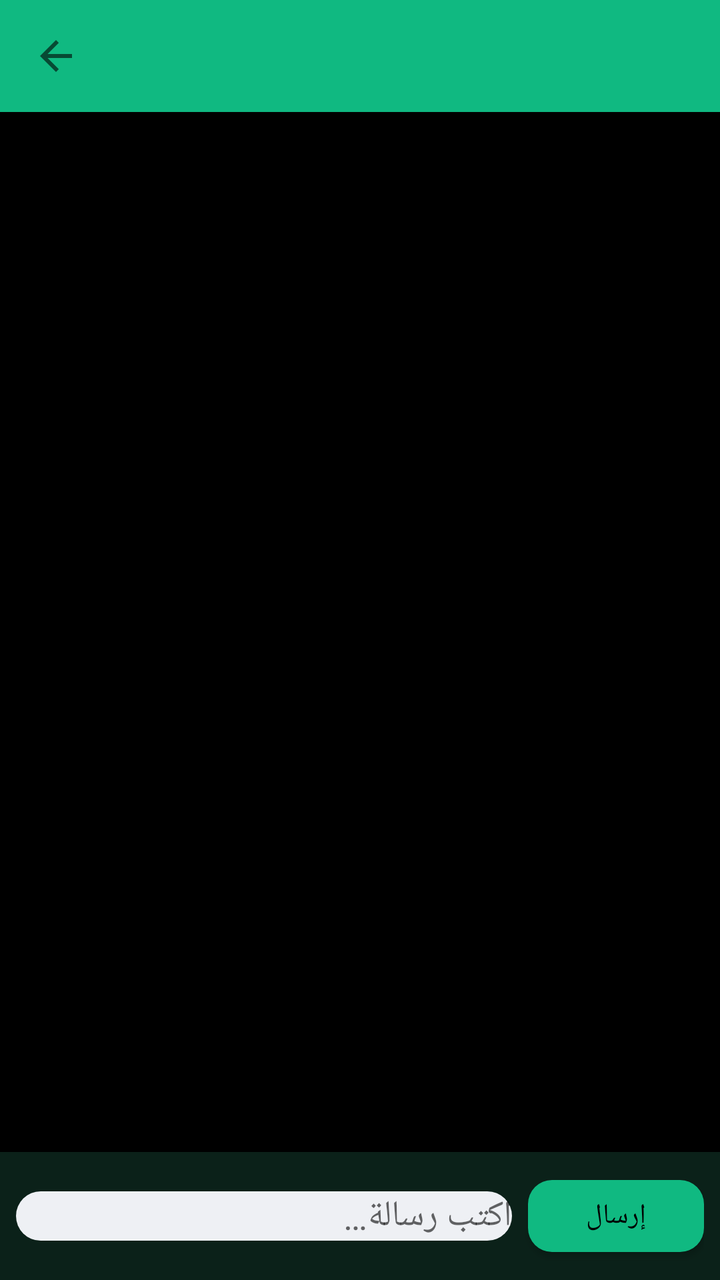
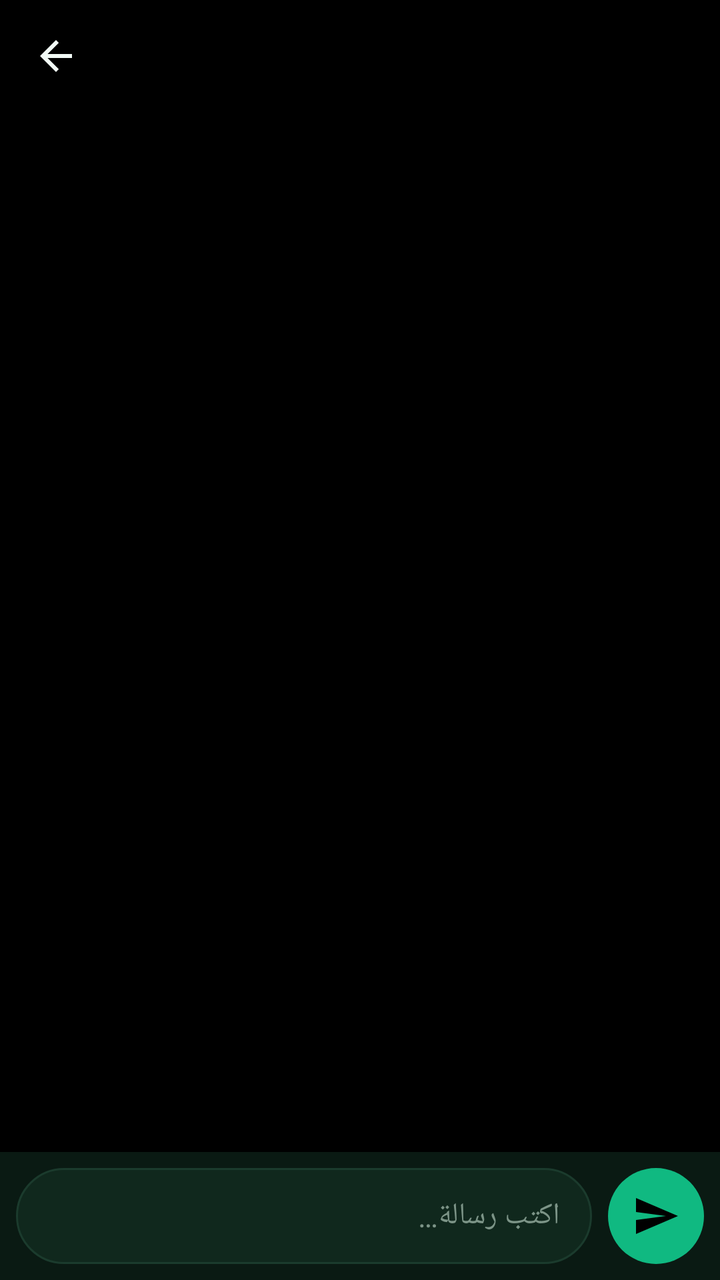

Two renders of the same Android screen: before a commit and after it. Below are the layout's source before the change and the commit's diff.
<!-- AndroidManifest.xml: application theme Theme.Gameora -->
<!-- res/layout/activity_chat.xml -->
<?xml version="1.0" encoding="utf-8"?>
<LinearLayout xmlns:android="http://schemas.android.com/apk/res/android"
    xmlns:app="http://schemas.android.com/apk/res-auto"
    android:layout_width="match_parent"
    android:layout_height="match_parent"
    android:orientation="vertical">

    <com.google.android.material.appbar.MaterialToolbar
        android:id="@+id/toolbar"
        android:layout_width="match_parent"
        android:layout_height="?attr/actionBarSize"
        android:background="@color/brand_primary"
        app:navigationIcon="?attr/homeAsUpIndicator"
        app:titleTextColor="@color/text_inverse" />

    <androidx.recyclerview.widget.RecyclerView
        android:id="@+id/messages_recycler"
        android:layout_width="match_parent"
        android:layout_height="0dp"
        android:layout_weight="1"
        android:clipToPadding="false"
        android:padding="@dimen/spacing_s" />

    <LinearLayout
        android:layout_width="match_parent"
        android:layout_height="wrap_content"
        android:orientation="horizontal"
        android:padding="@dimen/spacing_s"
        android:gravity="center_vertical"
        android:background="@color/bg_surface"
        android:elevation="4dp">

        <EditText
            android:id="@+id/chat_input"
            android:layout_width="0dp"
            android:layout_height="wrap_content"
            android:layout_weight="1"
            android:hint="@string/message_hint"
            android:inputType="text"
            android:maxLines="1"
            android:background="@drawable/bg_bubble_in" />

        <Button
            android:id="@+id/chat_send"
            style="@style/Widget.Gameora.Button"
            android:layout_width="wrap_content"
            android:layout_height="wrap_content"
            android:layout_marginStart="@dimen/spacing_s"
            android:text="@string/action_send" />
    </LinearLayout>
</LinearLayout>
<!-- resources referenced by this layout -->
<resources>
  <color name="bg_surface">#0B2119</color>
  <!-- drawable bg_bubble_in (drawable) -->
  <?xml version="1.0" encoding="utf-8"?>
  <shape xmlns:android="http://schemas.android.com/apk/res/android"
      android:shape="rectangle">
      <solid android:color="#FFEEF0F4" />
      <corners android:radius="14dp" />
  </shape>
  <style name="Widget.Gameora.Button" parent="Widget.MaterialComponents.Button">
          <item name="android:textAllCaps">false</item>
          <item name="cornerRadius">12dp</item>
          <item name="android:minHeight">48dp</item>
      </style>
  <style name="Theme.Gameora" parent="Theme.MaterialComponents.DayNight.NoActionBar">
          <item name="colorPrimary">@color/brand_primary</item>
          <item name="colorPrimaryVariant">@color/brand_primary_dark</item>
          <item name="colorOnPrimary">@color/text_inverse</item>
          <item name="colorSecondary">@color/brand_secondary</item>
          <item name="colorOnSecondary">@color/text_inverse</item>
          <item name="colorAccent">@color/brand_accent</item>
          <item name="android:colorBackground">@color/bg_screen</item>
          <item name="android:windowBackground">@color/bg_screen</item>
          <item name="colorSurface">@color/bg_surface</item>
          <item name="colorOnSurface">@color/text_primary</item>
          <item name="colorError">@color/error_color</item>
  
          <item name="materialAlertDialogTheme">@style/Theme.Gameora.Dialog</item>
      </style>
  <color name="brand_primary_dark">#059669</color>
  <color name="brand_accent">#6EE7B7</color>
  <color name="text_primary">#FFFFFF</color>
  <style name="Theme.Gameora.Dialog" parent="ThemeOverlay.MaterialComponents.MaterialAlertDialog">
          <item name="colorPrimary">@color/brand_primary</item>
      </style>
  <!-- unchanged entries left out for length: 8 -->
</resources>

<!-- the commit's change to res/layout/activity_chat.xml (unified diff, before → after) -->
@@ -9,43 +9,91 @@
         android:id="@+id/toolbar"
         android:layout_width="match_parent"
         android:layout_height="?attr/actionBarSize"
-        android:background="@color/brand_primary"
-        app:navigationIcon="?attr/homeAsUpIndicator"
-        app:titleTextColor="@color/text_inverse" />
+        app:navigationIcon="?attr/homeAsUpIndicator" />
 
-    <androidx.recyclerview.widget.RecyclerView
-        android:id="@+id/messages_recycler"
+    
+    <TextView
+        android:id="@+id/realtime_banner"
+        android:layout_width="match_parent"
+        android:layout_height="wrap_content"
+        android:background="@color/bg_error"
+        android:clickable="true"
+        android:focusable="true"
+        android:gravity="center"
+        android:padding="@dimen/spacing_s"
+        android:text="@string/chat_realtime_unavailable"
+        android:textColor="@color/text_primary"
+        android:textSize="12sp"
+        android:visibility="gone" />
+
+    <FrameLayout
         android:layout_width="match_parent"
         android:layout_height="0dp"
-        android:layout_weight="1"
-        android:clipToPadding="false"
-        android:padding="@dimen/spacing_s" />
+        android:layout_weight="1">
+
+        <androidx.recyclerview.widget.RecyclerView
+            android:id="@+id/messages_recycler"
+            android:layout_width="match_parent"
+            android:layout_height="match_parent"
+            android:clipToPadding="false"
+            android:paddingTop="@dimen/spacing_s"
+            android:paddingBottom="@dimen/spacing_s" />
+
+        <ProgressBar
+            android:id="@+id/chat_loading"
+            android:layout_width="wrap_content"
+            android:layout_height="wrap_content"
+            android:layout_gravity="center" />
+
+        <TextView
+            android:id="@+id/chat_empty"
+            android:layout_width="wrap_content"
+            android:layout_height="wrap_content"
+            android:layout_gravity="center"
+            android:padding="@dimen/spacing_xl"
+            android:gravity="center"
+            android:text="@string/chat_empty"
+            android:textColor="@color/text_secondary"
+            android:textSize="14sp"
+            android:visibility="gone" />
+    </FrameLayout>
 
     <LinearLayout
         android:layout_width="match_parent"
         android:layout_height="wrap_content"
+        android:background="@color/bg_surface"
+        android:elevation="4dp"
+        android:gravity="bottom"
         android:orientation="horizontal"
-        android:padding="@dimen/spacing_s"
-        android:gravity="center_vertical"
-        android:background="@color/bg_surface"
-        android:elevation="4dp">
+        android:padding="@dimen/spacing_s">
 
         <EditText
             android:id="@+id/chat_input"
             android:layout_width="0dp"
             android:layout_height="wrap_content"
             android:layout_weight="1"
+            android:background="@drawable/bg_chat_input"
             android:hint="@string/message_hint"
-            android:inputType="text"
-            android:maxLines="1"
-            android:background="@drawable/bg_bubble_in" />
+            android:importantForAutofill="no"
+            android:inputType="textMultiLine|textCapSentences"
+            android:maxLines="4"
+            android:minHeight="48dp"
+            android:paddingStart="@dimen/spacing_l"
+            android:paddingEnd="@dimen/spacing_l"
+            android:paddingTop="@dimen/spacing_s"
+            android:paddingBottom="@dimen/spacing_s"
+            android:textColor="@color/text_primary"
+            android:textColorHint="@color/text_hint"
+            android:textSize="15sp" />
 
-        <Button
+        <ImageButton
             android:id="@+id/chat_send"
-            style="@style/Widget.Gameora.Button"
-            android:layout_width="wrap_content"
-            android:layout_height="wrap_content"
+            android:layout_width="48dp"
+            android:layout_height="48dp"
             android:layout_marginStart="@dimen/spacing_s"
-            android:text="@string/action_send" />
+            android:background="@drawable/bg_send_button"
+            android:contentDescription="@string/action_send"
+            android:enabled="false"
+            android:src="@drawable/ic_send" />
     </LinearLayout>
 </LinearLayout>
<!-- resource entries referenced after the edit -->
@@ -1,38 +1,148 @@
 <!-- resources referenced by this layout -->
 <resources>
-  <color name="bg_surface">#0B2119</color>
-  <!-- drawable bg_bubble_in (drawable) -->
-  <?xml version="1.0" encoding="utf-8"?>
-  <shape xmlns:android="http://schemas.android.com/apk/res/android"
-      android:shape="rectangle">
-      <solid android:color="#FFEEF0F4" />
-      <corners android:radius="14dp" />
-  </shape>
+  <color name="bg_error">#2A1216</color>
+  <color name="bg_surface">#0A1A13</color>
+  <color name="text_hint">#7C9487</color>
   <style name="Widget.Gameora.Button" parent="Widget.MaterialComponents.Button">
           <item name="android:textAllCaps">false</item>
+          <item name="android:textStyle">bold</item>
+          <item name="android:letterSpacing">0</item>
           <item name="cornerRadius">12dp</item>
           <item name="android:minHeight">48dp</item>
       </style>
-  <style name="Theme.Gameora" parent="Theme.MaterialComponents.DayNight.NoActionBar">
+  <style name="Widget.Gameora.Button.Outlined" parent="Widget.MaterialComponents.Button.OutlinedButton">
+          <item name="android:textAllCaps">false</item>
+          <item name="android:textStyle">bold</item>
+          <item name="android:letterSpacing">0</item>
+          <item name="android:textColor">@color/brand_secondary</item>
+          <item name="cornerRadius">12dp</item>
+          <item name="android:minHeight">48dp</item>
+          <item name="strokeColor">@color/brand_primary_dark</item>
+          <item name="strokeWidth">1dp</item>
+          <item name="rippleColor">@color/ripple_emerald</item>
+      </style>
+  <style name="Widget.Gameora.TextInput" parent="Widget.MaterialComponents.TextInputLayout.OutlinedBox">
+          <item name="boxBackgroundColor">@color/bg_surface</item>
+          <item name="boxStrokeColor">@color/input_stroke</item>
+          <item name="boxStrokeWidth">1dp</item>
+          <item name="boxStrokeWidthFocused">2dp</item>
+          <item name="hintTextColor">@color/brand_primary</item>
+          <item name="android:textColorHint">@color/text_hint</item>
+          <item name="boxCornerRadiusBottomEnd">12dp</item>
+          <item name="boxCornerRadiusBottomStart">12dp</item>
+          <item name="boxCornerRadiusTopEnd">12dp</item>
+          <item name="boxCornerRadiusTopStart">12dp</item>
+      </style>
+  <style name="Widget.Gameora.Toolbar" parent="Widget.MaterialComponents.Toolbar">
+          <item name="android:background">@color/bg_screen</item>
+          <item name="titleTextColor">@color/text_primary</item>
+          <item name="titleTextAppearance">@style/TextAppearance.Gameora.ToolbarTitle</item>
+          <item name="navigationIconTint">@color/text_primary</item>
+      </style>
+  <style name="Theme.Gameora.BottomSheet" parent="ThemeOverlay.MaterialComponents.BottomSheetDialog">
+          <item name="bottomSheetStyle">@style/Widget.Gameora.BottomSheet</item>
+      </style>
+  <style name="Theme.Gameora" parent="Theme.MaterialComponents.NoActionBar">
+  
+          
           <item name="colorPrimary">@color/brand_primary</item>
           <item name="colorPrimaryVariant">@color/brand_primary_dark</item>
           <item name="colorOnPrimary">@color/text_inverse</item>
           <item name="colorSecondary">@color/brand_secondary</item>
+          <item name="colorSecondaryVariant">@color/brand_primary_dark</item>
           <item name="colorOnSecondary">@color/text_inverse</item>
-          <item name="colorAccent">@color/brand_accent</item>
+          <item name="colorAccent">@color/brand_primary</item>
+          <item name="colorError">@color/error_color</item>
+          <item name="colorOnError">@color/text_inverse</item>
+  
+          
           <item name="android:colorBackground">@color/bg_screen</item>
           <item name="android:windowBackground">@color/bg_screen</item>
+          <item name="colorOnBackground">@color/text_primary</item>
           <item name="colorSurface">@color/bg_surface</item>
           <item name="colorOnSurface">@color/text_primary</item>
-          <item name="colorError">@color/error_color</item>
   
+          
+          <item name="android:statusBarColor">@color/bg_screen</item>
+          <item name="android:navigationBarColor">@color/bg_screen</item>
+          <item name="android:windowLightStatusBar">false</item>
+  
+          
+          <item name="colorControlNormal">@color/text_hint</item>
+          <item name="colorControlActivated">@color/brand_primary</item>
+          <item name="colorControlHighlight">@color/ripple_emerald</item>
+          <item name="android:textColorHint">@color/text_hint</item>
+          <item name="android:textColorLink">@color/brand_secondary</item>
+          <item name="android:textColorHighlight">@color/ripple_emerald</item>
+          <item name="android:colorEdgeEffect">@color/brand_primary</item>
+  
+          
+          <item name="materialButtonStyle">@style/Widget.Gameora.Button</item>
+          <item name="materialButtonOutlinedStyle">@style/Widget.Gameora.Button.Outlined</item>
+          <item name="textInputStyle">@style/Widget.Gameora.TextInput</item>
+          <item name="toolbarStyle">@style/Widget.Gameora.Toolbar</item>
+          <item name="bottomSheetDialogTheme">@style/Theme.Gameora.BottomSheet</item>
           <item name="materialAlertDialogTheme">@style/Theme.Gameora.Dialog</item>
       </style>
-  <color name="brand_primary_dark">#059669</color>
-  <color name="brand_accent">#6EE7B7</color>
-  <color name="text_primary">#FFFFFF</color>
+  <color name="bg_surface_raised">#10281D</color>
+  <color name="divider_color">#1B3B2D</color>
+  <color name="brand_deep">#064E3B</color>
+  <color name="brand_primary_dark">#047857</color>
+  <color name="ripple_emerald">#2910B981</color>
+  <color name="text_primary">#F2FAF6</color>
+  <color name="text_secondary">#B3C7BD</color>
+  <dimen name="spacing_l">16dp</dimen>
+  <dimen name="spacing_xl">24dp</dimen>
+  <!-- drawable bg_chat_input (drawable) -->
+  <?xml version="1.0" encoding="utf-8"?>
+  <shape xmlns:android="http://schemas.android.com/apk/res/android"
+      android:shape="rectangle">
+      <solid android:color="@color/bg_surface_raised" />
+      <stroke
+          android:width="1dp"
+          android:color="@color/divider_color" />
+      <corners android:radius="24dp" />
+  </shape>
+  <!-- drawable bg_send_button (drawable) -->
+  <?xml version="1.0" encoding="utf-8"?>
+  <selector xmlns:android="http://schemas.android.com/apk/res/android">
+      <item android:state_enabled="false">
+          <shape android:shape="oval">
+              <solid android:color="@color/brand_deep" />
+          </shape>
+      </item>
+      <item>
+          <shape android:shape="oval">
+              <solid android:color="@color/brand_primary" />
+          </shape>
+      </item>
+  </selector>
+  <!-- drawable ic_send (drawable) -->
+  <?xml version="1.0" encoding="utf-8"?>
+  <vector xmlns:android="http://schemas.android.com/apk/res/android"
+      android:width="24dp"
+      android:height="24dp"
+      android:autoMirrored="true"
+      android:viewportWidth="24"
+      android:viewportHeight="24">
+      <path
+          android:fillColor="@color/text_inverse"
+          android:pathData="M2.01,21L23,12 2.01,3 2,10l15,2 -15,2z" />
+  </vector>
+  <string name="chat_empty">ابدأ المحادثة بإرسال رسالة</string>
+  <string name="chat_realtime_unavailable">التحديث اللحظي غير متاح حاليًا — اضغط للمحاولة مرة أخرى</string>
   <style name="Theme.Gameora.Dialog" parent="ThemeOverlay.MaterialComponents.MaterialAlertDialog">
           <item name="colorPrimary">@color/brand_primary</item>
+          <item name="colorSurface">@color/bg_surface_raised</item>
+          <item name="colorOnSurface">@color/text_primary</item>
+      </style>
+  <style name="TextAppearance.Gameora.ToolbarTitle" parent="TextAppearance.MaterialComponents.Headline6">
+          <item name="android:textSize">18sp</item>
+          <item name="android:textStyle">bold</item>
+          <item name="android:letterSpacing">0</item>
+      </style>
+  <style name="Widget.Gameora.BottomSheet" parent="Widget.MaterialComponents.BottomSheet.Modal">
+          <item name="backgroundTint">@color/bg_surface</item>
       </style>
   <!-- unchanged entries left out for length: 8 -->
 </resources>
